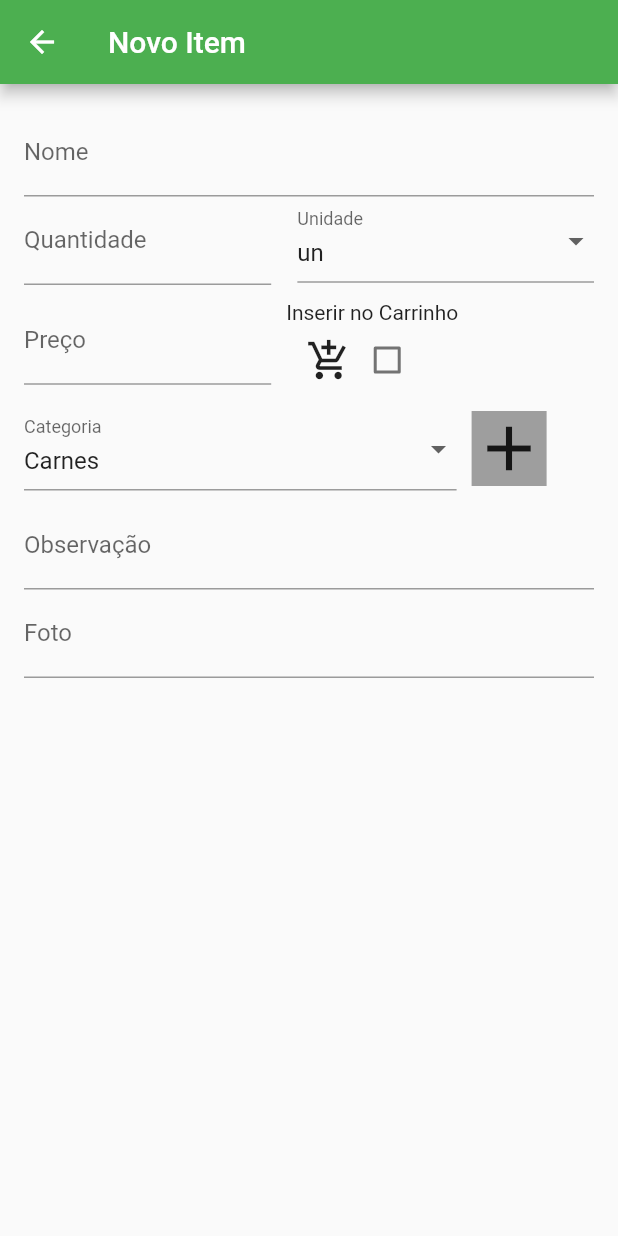
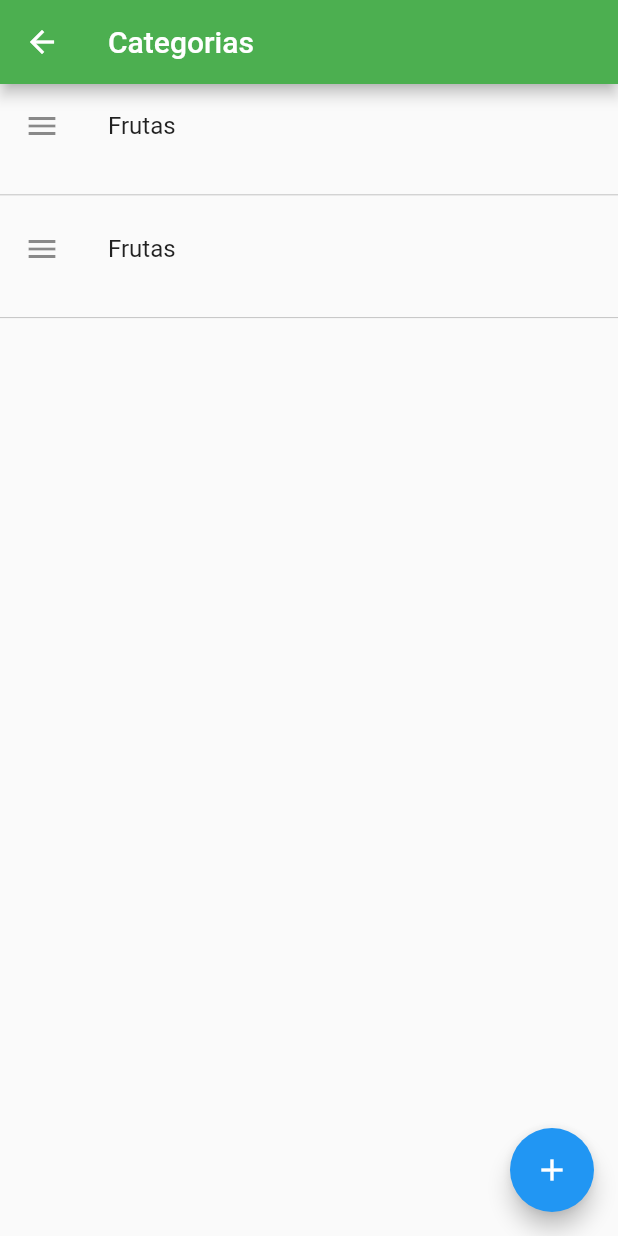
Before and after one commit to gianlucampos/lista_compras, a Flutter app: the CadProduto screen opened directly, after a tap on the "add" icon, on a phone screen of 412 x 824 dp. Run offline on Flutter 3.47's test engine with Material 2 defaults, Android fonts, the phone set to English and light mode, and no system bars; our stand-ins replace sqflite; accounts and stored records are empty.

Commit message:
Criado uma listView com listTiles

```diff
--- /dev/null
+++ b/lib/cadCategoria.dart
@@ -0,0 +1,41 @@
+import 'package:flutter/material.dart';
+
+import './cadProduto.dart';
+
+class CadCategoria extends StatelessWidget {
+  @override
+  Widget build(BuildContext context) {
+    return Scaffold(
+      appBar: AppBar(
+        title: Text('Categorias'),
+      ),
+      body: ListView(
+        children: <Widget>[
+          GestureDetector(
+            child: Container(
+              height: MediaQuery.of(context).size.height * 0.08,
+              child: ListTile(
+                leading: Icon(Icons.menu),
+                title: Text('Frutas'),
+              ),
+            ),
+          ),
+          Divider(thickness: 0.4, color: Colors.grey),
+          Container(
+            height: MediaQuery.of(context).size.height * 0.08,
+            child: ListTile(leading: Icon(Icons.menu), title: Text('Frutas')),
+          ),
+          Divider(thickness: 0.4, color: Colors.grey),
+        ],
+      ),
+      floatingActionButton: FloatingActionButton(
+        onPressed: () {
+          Navigator.push(
+              context, MaterialPageRoute(builder: (context) => CadProduto()));
+        },
+        child: Icon(Icons.add),
+        backgroundColor: Colors.blue,
+      ),
+    );
+  }
+}
--- a/lib/cadProduto.dart
+++ b/lib/cadProduto.dart
@@ -1,15 +1,13 @@
 import 'package:flutter/cupertino.dart';
 import 'package:flutter/material.dart';
 import 'package:flutter/painting.dart';
-import 'package:lista_compras/db/db_helper.dart';
-import 'package:lista_compras/models/Categoria.dart';
+import 'package:lista_compras/cadCategoria.dart';
 import 'package:lista_compras/widgets/DropDownCategoria.dart';
 import 'package:lista_compras/widgets/DropDownUnidade.dart';
 
 class CadProduto extends StatelessWidget {
   @override
   Widget build(BuildContext context) {
-    final Categoria categoria = new Categoria(id: '3', nome: 'Carnes');
     return Scaffold(
       appBar: AppBar(
         title: Text('Novo Item'),
@@ -99,14 +97,12 @@ class CadProduto extends StatelessWidget {
                     margin: EdgeInsets.all(10),
                     color: Colors.grey,
                     child: InkWell(
-                      child: Icon(Icons.add, size: 50),
-                      onTap: () =>
-                          DBHelper.create('categoria', {
-                            'id': categoria.id,
-                            'nome': categoria.nome,
-                          }),
-//                          DBHelper.insert(categoria),
-                    ),
+                        child: Icon(Icons.add, size: 50),
+                        onTap: () =>
+                            Navigator.push(
+                                context,
+                                MaterialPageRoute(
+                                    builder: (context) => CadCategoria()))),
                   ),
                 ],
               ),
--- a/pubspec.yaml
+++ b/pubspec.yaml
@@ -22,6 +22,8 @@ dependencies:
   intl: ^0.16.0
   sqflite: ^1.2.0
   path: ^1.6.4
+  font_awesome_flutter: ^8.5.0
+
 
 
 
```
Also changed, not shown: pubspec.lock.
